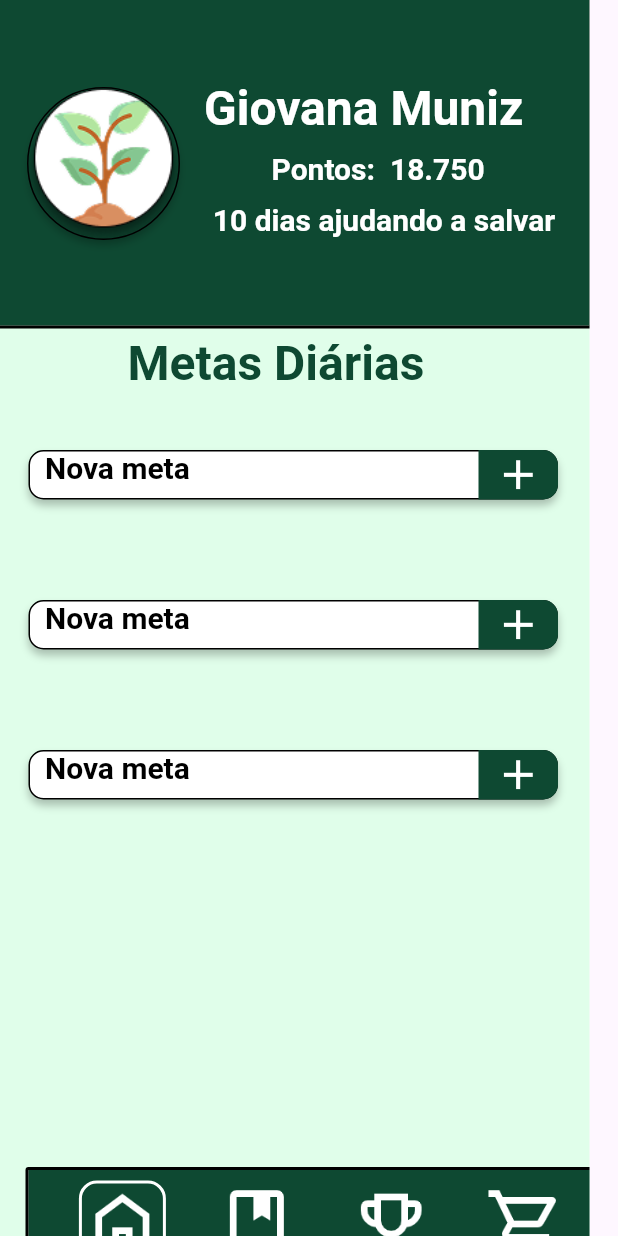
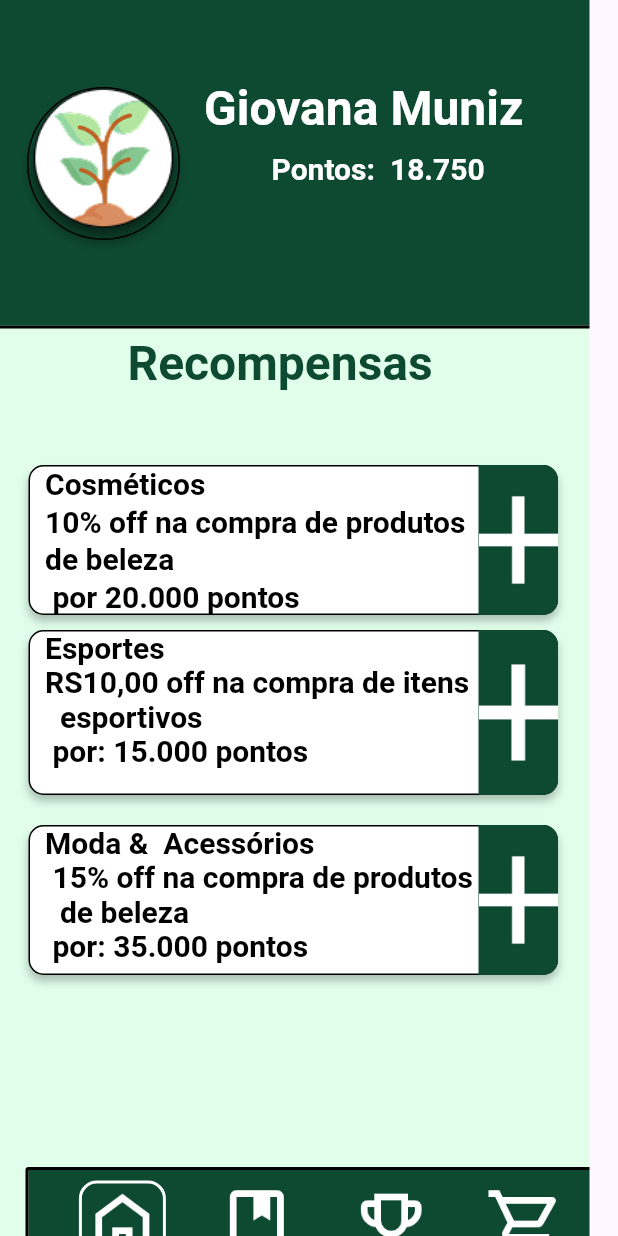
Before and after one commit to julia-karoline/PI_AplicacaoMobile, a Flutter app: the RewardsScreen widget shown alone on an empty page, opened directly, on a phone screen of 412 x 824 dp. Run offline on Flutter 3.47's test engine with Material 3 defaults, Android fonts, the phone set to English and light mode, and no system bars; Roboto replaces fonts that are missing (Poppins).

Commit message:
Update shopping.dart
alteração itens

```diff
--- a/lib/src/pages/shopping.dart
+++ b/lib/src/pages/shopping.dart
@@ -155,15 +155,15 @@ class RewardsScreen extends StatelessWidget {
                     fontFamily: 'Poppins',
                     fontWeight: FontWeight.w600,
                   ),
-                  child: Text('Metas Diárias'),
+                  child: Text('Recompensas'),
                 ),
               ),
               Positioned(
                 left: 19,
-                top: 300,
+                top: 310,
                 child: Container(
                   width: 353,
-                  height: 33,
+                  height: 100,
                   decoration: ShapeDecoration(
                     color: Colors.white,
                     shape: RoundedRectangleBorder(
@@ -183,10 +183,10 @@ class RewardsScreen extends StatelessWidget {
               ),
               Positioned(
                 left: 319,
-                top: 300,
+                top: 310,
                 child: Container(
                   width: 53,
-                  height: 33,
+                  height: 100,
                   decoration: ShapeDecoration(
                     color: Color(0xFF0E4932),
                     shape: RoundedRectangleBorder(
@@ -202,24 +202,25 @@ class RewardsScreen extends StatelessWidget {
               ),
               Positioned(
                 left: 30,
-                top: 300,
+                top: 310,
                 child: DefaultTextStyle(
-                  textAlign: TextAlign.center,
+                  textAlign: TextAlign.start,
                   style: TextStyle(
                     color: Colors.black,
                     fontSize: 20,
                     fontFamily: 'Poppins',
                     fontWeight: FontWeight.w600,
+                     height: 1.25,
                   ),
-                  child: Text('Nova meta'),
+                  child: Text('Cosméticos\n10% off na compra de produtos\nde beleza \n por 20.000 pontos '),
                 ),
               ),
               Positioned(
                 left: 19,
-                top: 400,
+                top: 420,
                 child: Container(
                   width: 353,
-                  height: 33,
+                  height: 110,
                   decoration: ShapeDecoration(
                     color: Colors.white,
                     shape: RoundedRectangleBorder(
@@ -239,10 +240,10 @@ class RewardsScreen extends StatelessWidget {
               ),
               Positioned(
                 left: 319,
-                top: 400,
+                top: 420,
                 child: Container(
                   width: 53,
-                  height: 33,
+                  height: 110,
                   decoration: ShapeDecoration(
                     color: Color(0xFF0E4932),
                     shape: RoundedRectangleBorder(
@@ -258,24 +259,25 @@ class RewardsScreen extends StatelessWidget {
               ),
               Positioned(
                 left: 30,
-                top: 400,
+                top: 420,
                 child: DefaultTextStyle(
-                  textAlign: TextAlign.center,
+                  textAlign: TextAlign.start,
                   style: TextStyle(
                     color: Colors.black,
                     fontSize: 20,
                     fontFamily: 'Poppins',
                     fontWeight: FontWeight.w600,
+
                   ),
-                  child: Text('Nova meta'),
+                  child: Text('Esportes\nRS10,00 off na compra de itens \n  esportivos\n por: 15.000 pontos '),
                 ),
               ),
               Positioned(
                 left: 19,
-                top: 500,
+                top: 550,
                 child: Container(
                   width: 353,
-                  height: 33,
+                  height: 100,
                   decoration: ShapeDecoration(
                     color: Colors.white,
                     shape: RoundedRectangleBorder(
@@ -295,10 +297,10 @@ class RewardsScreen extends StatelessWidget {
               ),
               Positioned(
                 left: 319,
-                top: 500,
+                top: 550,
                 child: Container(
                   width: 53,
-                  height: 33,
+                  height: 100,
                   decoration: ShapeDecoration(
                     color: Color(0xFF0E4932),
                     shape: RoundedRectangleBorder(
@@ -314,16 +316,17 @@ class RewardsScreen extends StatelessWidget {
               ),
               Positioned(
                 left: 30,
-                top: 500,
+                top: 550,
                 child: DefaultTextStyle(
-                  textAlign: TextAlign.center,
+                  textAlign: TextAlign.start,
                   style: TextStyle(
                     color: Colors.black,
                     fontSize: 20,
                     fontFamily: 'Poppins',
                     fontWeight: FontWeight.w600,
+
                   ),
-                  child: Text('Nova meta'),
+                  child: Text('Moda &  Acessórios\n 15% off na compra de produtos  \n  de beleza \n por: 35.000 pontos '),
                 ),
               ),
               Positioned(
@@ -359,7 +362,7 @@ class RewardsScreen extends StatelessWidget {
                     width: 242,
                     height: 21,
                     child: Text(
-                      '10 dias ajudando a salvar o mundo',
+                      '',
                       textAlign: TextAlign.center,
                     ),
                   ),
@@ -371,4 +374,6 @@ class RewardsScreen extends StatelessWidget {
       ],
     );
   }
+
+
 }
```
